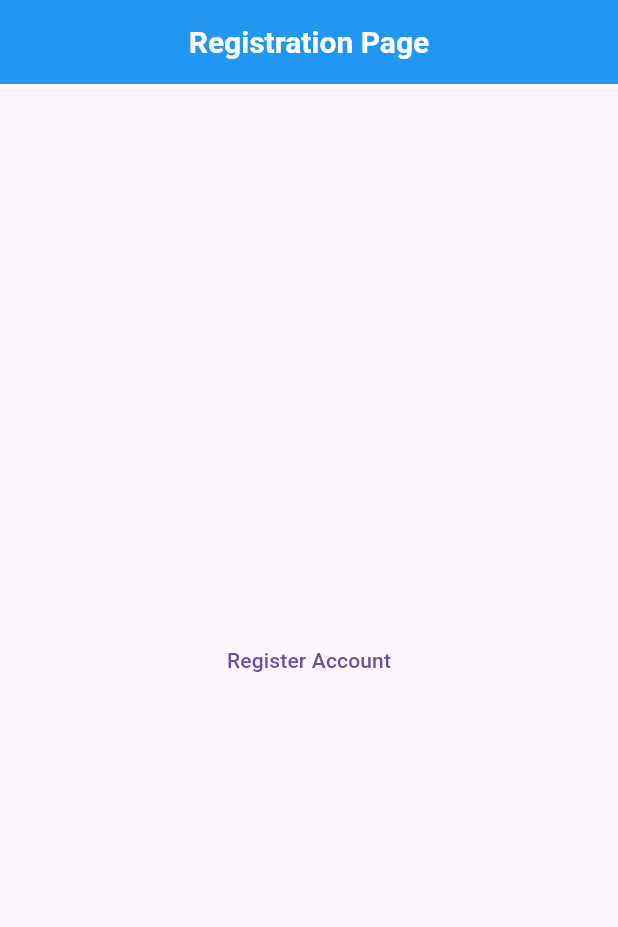
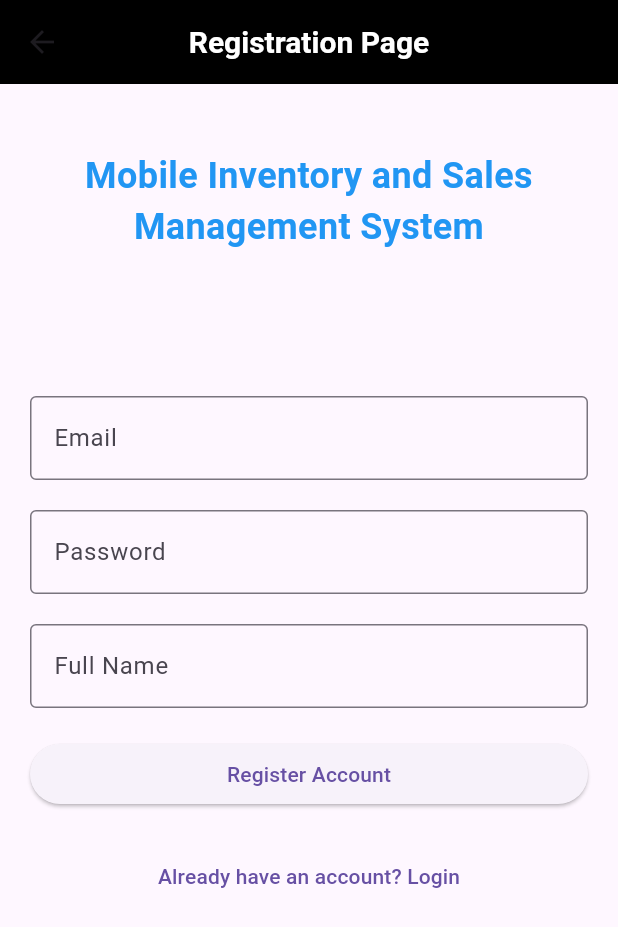
Before and after one commit to HarleyGotardo/SquareMind, a Flutter app: the RegistrationPage screen opened directly, on a phone screen of 412 x 824 dp. Shown: the top 927 px of the screen. Run offline on Flutter 3.47's test engine with Material 3 defaults, Android fonts, the phone set to English and light mode, and no system bars.

Commit message:
Added the progress during Feb. 2, 2024

```diff
--- a/lib/main.dart
+++ b/lib/main.dart
@@ -1,6 +1,5 @@
+import 'package:android_mims_development/screens/login_screen.dart';
 import 'package:flutter/material.dart';
-import 'package:android_mims_development/screens/login_screen.dart';
-import 'package:android_mims_development/screens/registration_screen.dart';
 
 void main() {
   runApp(const MyApp());
@@ -19,7 +18,7 @@ class MyApp extends StatelessWidget {
         fontFamily: 'Roboto',
       ),
       // home: const LoginPage(),
-      home: const RegistrationPage(),
+      home: const LoginPage(),
     );
   }
 }
--- a/lib/screens/login_screen.dart
+++ b/lib/screens/login_screen.dart
@@ -1,3 +1,4 @@
+import 'package:android_mims_development/screens/registration_screen.dart';
 import 'package:flutter/material.dart';
 
 class LoginPage extends StatelessWidget {
@@ -10,13 +11,10 @@ class LoginPage extends StatelessWidget {
         title: const Text(
           'Login Page',
           style: TextStyle(
-            fontSize: 20.0,
-            fontWeight: FontWeight.bold,
-            color: Colors.white
-          ),
+              fontSize: 20.0, fontWeight: FontWeight.bold, color: Colors.white),
           textAlign: TextAlign.center,
         ),
-        backgroundColor: Colors.blue,
+        backgroundColor: Color.fromARGB(255, 0, 0, 0),
         centerTitle: true,
       ),
       backgroundColor: const Color.fromARGB(255, 255, 255, 255),
@@ -37,8 +35,7 @@ class LoginPage extends StatelessWidget {
                 ),
                 textAlign: TextAlign.center,
               ),
-              const SizedBox(height: 48.0),
-              const SizedBox(height: 48.0),
+              const SizedBox(height: 96.0),
               const TextField(
                 keyboardType: TextInputType.emailAddress,
                 decoration: InputDecoration(
@@ -70,6 +67,15 @@ class LoginPage extends StatelessWidget {
                 },
                 child: const Text('Forgot Password?'),
               ),
+              TextButton(
+                onPressed: () {
+                  Navigator.push(
+                      context,
+                      MaterialPageRoute(
+                          builder: (context) => const RegistrationPage()));
+                },
+                child: const Text('Register'),
+              )
             ],
           ),
         ),
--- a/lib/screens/registration_screen.dart
+++ b/lib/screens/registration_screen.dart
@@ -1,35 +1,87 @@
-import 'package:android_mims_development/screens/login_screen.dart';
 import 'package:flutter/material.dart';
+import 'login_screen.dart'; // Assuming this file exists in the specified location
 
 class RegistrationPage extends StatelessWidget {
-  const RegistrationPage({super.key});
+  const RegistrationPage({Key? key});
 
   @override
   Widget build(BuildContext context) {
     return Scaffold(
       appBar: AppBar(
-        backgroundColor: Colors.blue,
-        title: const Text('Registration Page',
+        backgroundColor: Colors.black,
+        title: const Text(
+          'Registration Page',
           style: TextStyle(
             fontSize: 20,
             fontWeight: FontWeight.bold,
             color: Colors.white,
-        )
+          ),
         ),
         centerTitle: true,
       ),
-      body: Center(
-      child: TextButton(
+      body: SingleChildScrollView(
+        child: Padding(
+          padding: const EdgeInsets.all(20.0),
+          child: Column(
+            crossAxisAlignment: CrossAxisAlignment.stretch,
+            mainAxisAlignment: MainAxisAlignment.center,
+            children: [
+              const SizedBox(height: 24.0),
+              const Text(
+                'Mobile Inventory and Sales Management System',
+                style: TextStyle(
+                  fontSize: 24.0,
+                  fontWeight: FontWeight.bold,
+                  color: Colors.blue,
+                ),
+                textAlign: TextAlign.center,
+              ),
+              const SizedBox(height: 96.0),
+              const TextField(
+                decoration: InputDecoration(
+                  labelText: 'Email',
+                  border: OutlineInputBorder(),
+                  hintText: 'Enter your email',
+                ),
+              ),
+              const SizedBox(height: 20), // Add some space between text fields
+              const TextField(
+                decoration: InputDecoration(
+                  labelText: 'Password',
+                  hintText: 'Enter your password',
+                  border: OutlineInputBorder(),
+                ),
+                obscureText: true, // Passwords should be obscured
+              ),
+              const SizedBox(height: 20), // Add some space between text fields
+              const TextField(
+                decoration: InputDecoration(
+                  labelText: 'Full Name',
+                  hintText: 'Enter your full name',
+                  border: OutlineInputBorder(),
+                ),
+              ),
+              const SizedBox(height: 20), // Add some space between text fields
+              ElevatedButton(
+                onPressed: () {
+                  // Handle registration logic here
+                },
+                child: const Text('Register Account'),
+              ),
+              const SizedBox(height: 20), // Add some space between text fields
+              TextButton(
                 onPressed: () {
                   Navigator.push(
                     context,
-              MaterialPageRoute(builder: (context) => const LoginPage())
-
+                    MaterialPageRoute(builder: (context) => const LoginPage()),
                   );
-        }, child: const Text('Register Account'),
-
-
-      )
-      ));
+                },
+                child: const Text('Already have an account? Login'),
+              ),
+            ],
+          ),
+        ),
+      ),
+    );
   }
 }
--- a/pubspec.yaml
+++ b/pubspec.yaml
@@ -59,9 +59,9 @@ flutter:
   uses-material-design: true
 
   # To add assets to your application, add an assets section, like this:
-  # assets:
-  #   - images/a_dot_burr.jpeg
-  #   - images/a_dot_ham.jpeg
+  assets:
+    - assets/bg1.png
+
 
   # An image asset can refer to one or more resolution-specific "variants", see
   # https://flutter.dev/assets-and-images/#resolution-aware
```
Also changed, not shown: assets/bg1.png (added), assets/blue_sari_sari_store.png (added), assets/pngtree-hand-drawn-sticker-style-icon-shop-hand-colors-retail-vector-png-image_38086922.png (added), lib/color_scheme/black-gray-white-by-schemecolor.png (added), lib/color_scheme/brown-tree-by-schemecolor.png (added), lib/color_scheme/dark-brown-skin-by-schemecolor.png (added), lib/color_scheme/madara-uchiha-naruto-by-schemecolor.png (added), lib/color_scheme/ocean-blues-by-schemecolor.png (added), lib/color_scheme/purple-monotone-by-schemecolor.png (added), lib/color_scheme/sea-rock-by-schemecolor.png (added). Lines whose indentation alone changed are shown as unchanged.
